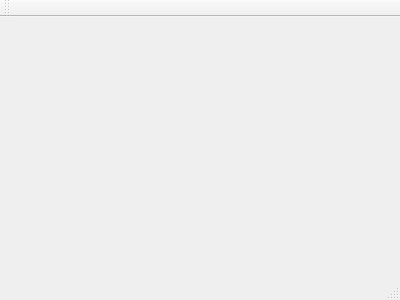
The window that desktop_app_sbd/mainwindow.ui (wiktor426/sbd) describes before a commit, drawn with Qt 5.
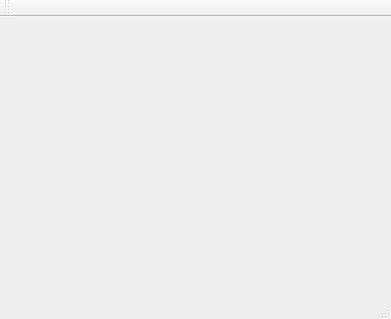
The same window after the commit.

Diff of the .ui file:
```diff
--- a/desktop_app_sbd/mainwindow.ui
+++ b/desktop_app_sbd/mainwindow.ui
@@ -1,24 +1,29 @@
 <ui version="4.0">
  <class>MainWindow</class>
- <widget class="QMainWindow" name="MainWindow" >
-  <property name="geometry" >
+ <widget class="QMainWindow" name="MainWindow">
+  <property name="geometry">
    <rect>
     <x>0</x>
     <y>0</y>
-    <width>400</width>
-    <height>300</height>
+    <width>391</width>
+    <height>319</height>
    </rect>
   </property>
   <property name="windowTitle" >
    <string>MainWindow</string>
   </property>
-  <widget class="QMenuBar" name="menuBar" />
-  <widget class="QToolBar" name="mainToolBar" />
-  <widget class="QWidget" name="centralWidget" />
-  <widget class="QStatusBar" name="statusBar" />
+  <widget class="QWidget" name="centralWidget"/>
+  <widget class="QToolBar" name="mainToolBar">
+   <attribute name="toolBarArea">
+    <enum>TopToolBarArea</enum>
+   </attribute>
+   <attribute name="toolBarBreak">
+    <bool>false</bool>
+   </attribute>
+  </widget>
+  <widget class="QStatusBar" name="statusBar"/>
  </widget>
- <layoutDefault spacing="6" margin="11" />
- <pixmapfunction></pixmapfunction>
+ <layoutdefault spacing="6" margin="11"/>
  <resources/>
  <connections/>
 </ui>
```
Left out of the diff: 3 changed lines with no effect on the pictures.
